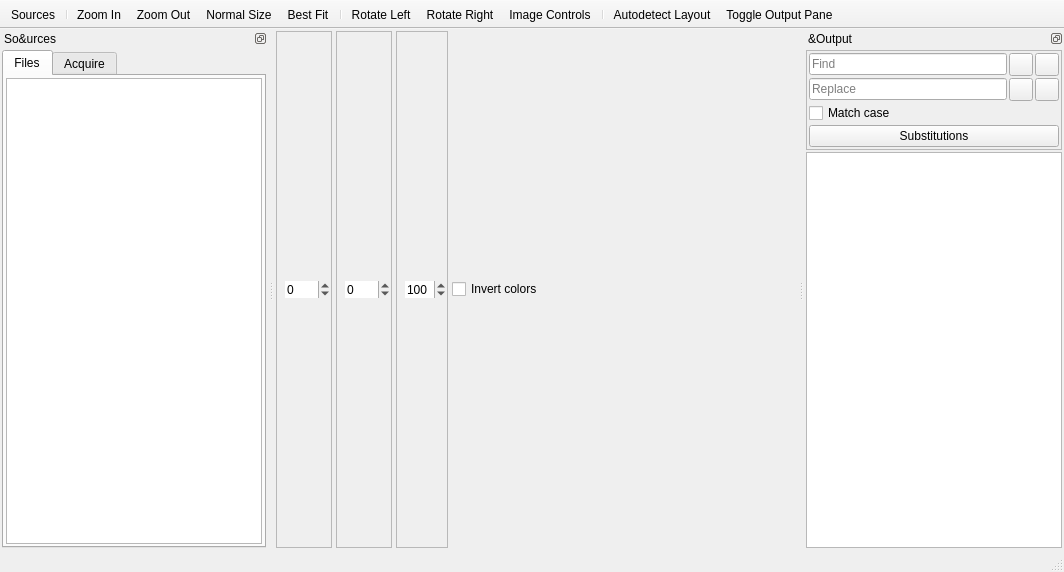
Qt form qt/data/MainWindow.ui (manisandro/gImageReader) before a commit.
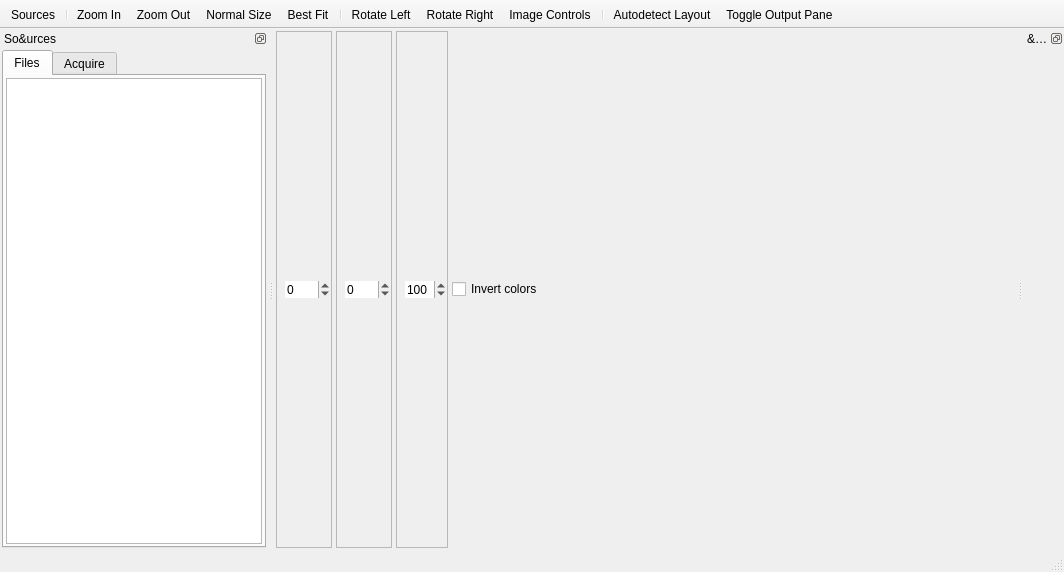
The same form after that commit. Icons and pictures are not drawn. Custom widgets are drawn as their Qt base class.

Commit message: [Qt] Add support for different output editors, add Text and hOCR editors (#30)

```diff
--- a/qt/data/MainWindow.ui
+++ b/qt/data/MainWindow.ui
@@ -565,136 +565,7 @@
    <attribute name="dockWidgetArea">
     <number>2</number>
    </attribute>
-   <widget class="QWidget" name="dockWidgetContentsOutput">
-    <layout class="QVBoxLayout" name="verticalLayout_3">
-     <property name="spacing">
-      <number>2</number>
-     </property>
-     <property name="leftMargin">
-      <number>2</number>
-     </property>
-     <property name="topMargin">
-      <number>2</number>
-     </property>
-     <property name="rightMargin">
-      <number>2</number>
-     </property>
-     <property name="bottomMargin">
-      <number>2</number>
-     </property>
-     <item>
-      <widget class="QFrame" name="frameOutputSearch">
-       <property name="frameShape">
-        <enum>QFrame::StyledPanel</enum>
-       </property>
-       <property name="frameShadow">
-        <enum>QFrame::Plain</enum>
-       </property>
-       <layout class="QGridLayout" name="gridLayout_2">
-        <property name="leftMargin">
-         <number>2</number>
-        </property>
-        <property name="topMargin">
-         <number>2</number>
-        </property>
-        <property name="rightMargin">
-         <number>2</number>
-        </property>
-        <property name="bottomMargin">
-         <number>2</number>
-        </property>
-        <property name="spacing">
-         <number>2</number>
-        </property>
-        <item row="0" column="0">
-         <widget class="QLineEdit" name="lineEditOutputSearch">
-          <property name="placeholderText">
-           <string>Find</string>
-          </property>
-         </widget>
-        </item>
-        <item row="1" column="0">
-         <widget class="QLineEdit" name="lineEditOutputReplace">
-          <property name="placeholderText">
-           <string>Replace</string>
-          </property>
-         </widget>
-        </item>
-        <item row="0" column="1">
-         <widget class="QToolButton" name="toolButtonOutputFindNext">
-          <property name="toolTip">
-           <string>Find next</string>
-          </property>
-          <property name="icon">
-           <iconset theme="go-down">
-            <normaloff/>
-           </iconset>
-          </property>
-         </widget>
-        </item>
-        <item row="1" column="1">
-         <widget class="QToolButton" name="toolButtonOutputReplace">
-          <property name="toolTip">
-           <string>Replace</string>
-          </property>
-          <property name="icon">
-           <iconset theme="edit-find-replace">
-            <normaloff/>
-           </iconset>
-          </property>
-         </widget>
-        </item>
-        <item row="1" column="2">
-         <widget class="QToolButton" name="toolButtonOutputReplaceAll">
-          <property name="toolTip">
-           <string>Replace all</string>
-          </property>
-          <property name="icon">
-           <iconset theme="edit-find-replace">
-            <normaloff/>
-           </iconset>
-          </property>
-         </widget>
-        </item>
-        <item row="0" column="2">
-         <widget class="QToolButton" name="toolButtonOutputFindPrev">
-          <property name="toolTip">
-           <string>Find previous</string>
-          </property>
-          <property name="icon">
-           <iconset theme="go-up">
-            <normaloff/>
-           </iconset>
-          </property>
-         </widget>
-        </item>
-        <item row="3" column="0" colspan="3">
-         <widget class="QPushButton" name="pushButtonOutputReplacementList">
-          <property name="text">
-           <string>Substitutions</string>
-          </property>
-          <property name="icon">
-           <iconset theme="document-edit">
-            <normaloff/>
-           </iconset>
-          </property>
-         </widget>
-        </item>
-        <item row="2" column="0" colspan="3">
-         <widget class="QCheckBox" name="checkBoxOutputSearchMatchCase">
-          <property name="text">
-           <string>Match case</string>
-          </property>
-         </widget>
-        </item>
-       </layout>
-      </widget>
-     </item>
-     <item>
-      <widget class="OutputTextEdit" name="plainTextEditOutput"/>
-     </item>
-    </layout>
-   </widget>
+   <widget class="QWidget" name="dockWidgetContentsOutput"/>
   </widget>
   <action name="actionSources">
    <property name="checkable">
@@ -840,13 +711,6 @@
    </property>
   </action>
  </widget>
- <customwidgets>
-  <customwidget>
-   <class>OutputTextEdit</class>
-   <extends>QPlainTextEdit</extends>
-   <header>OutputTextEdit.hh</header>
-  </customwidget>
- </customwidgets>
  <resources>
   <include location="gimagereader.qrc"/>
  </resources>
```
Left out of the diff: 36 changed lines with no effect on the pictures. The commit also changes 19 other files.
